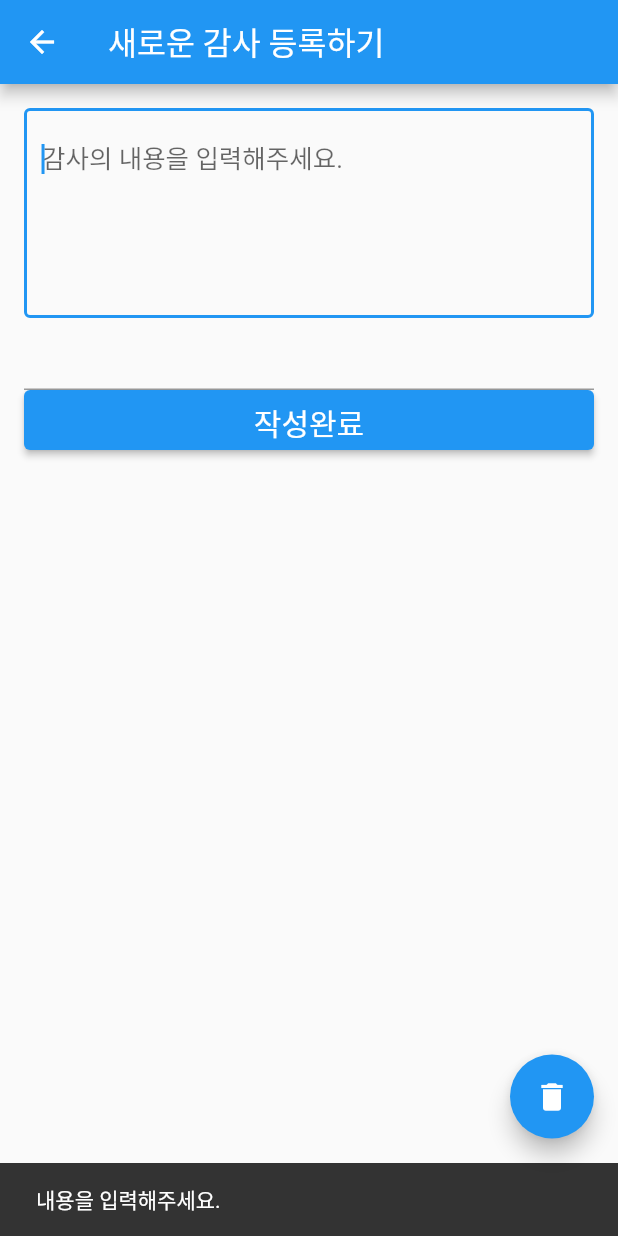
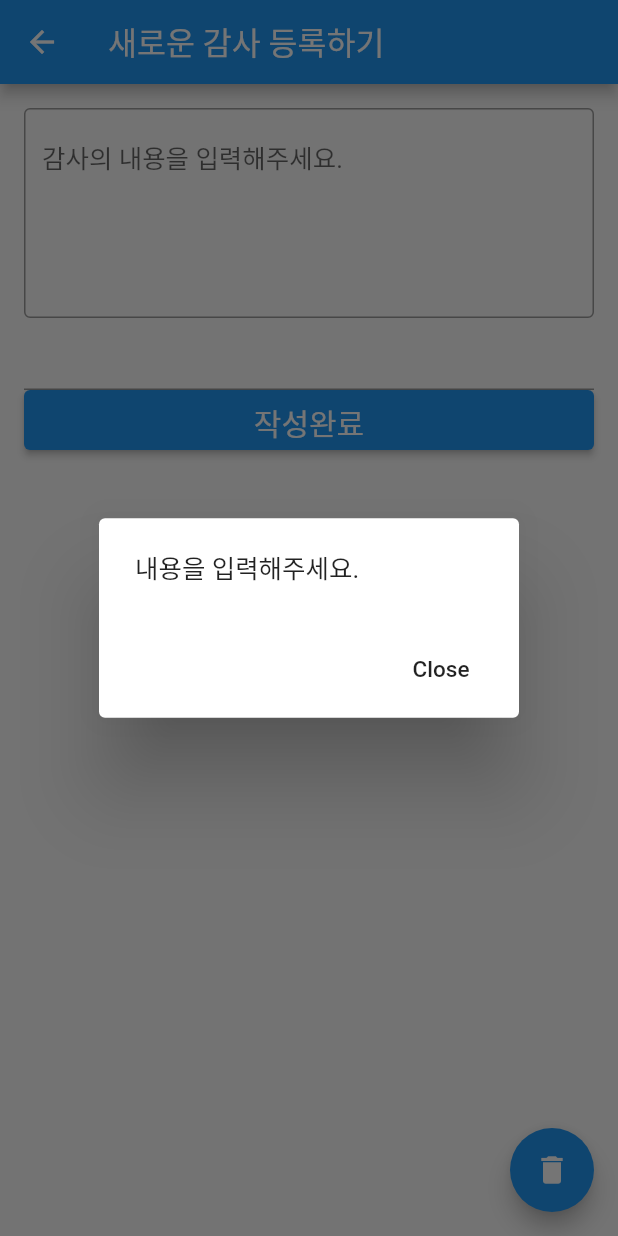
Before and after one commit to mygospel/thanks2, a Flutter app: the EditRoute screen opened directly, after a tap on "작성완료", on a phone screen of 412 x 824 dp. Run offline on Flutter 3.47's test engine with Material 2 defaults, Android fonts, the light colour scheme and no system bars; our stand-ins replace badges, flutter_local_notifications, flutter_native_splash, fluttertoast, material_design_icons_flutter, sqflite and 3 more; missing offline and left inert: calendar_calendar; accounts and stored records are empty.

Commit message:
안내도 변경, 날자선택오류

```diff
--- a/lib/edit.dart
+++ b/lib/edit.dart
@@ -140,8 +140,8 @@ class EditRoute extends StatelessWidget {
         barrierDismissible: false,
         builder: (BuildContext context) {
           return AlertDialog(
-            title: new Text("삭제하시겠습니까?"),
-            content: SingleChildScrollView(child: new Text("삭제하시면 복구되지 않습니다.")),
+            title: new Text("안내"),
+            content: SingleChildScrollView(child: new Text("정말로 삭제하시겠습니까?")),
             actions: <Widget>[
               new FlatButton(
                 child: new Text("취소"),
@@ -186,9 +186,9 @@ class EditRoute extends StatelessWidget {
     );
 
     selectedDate.then((dateTime) {
-      dateController.text = dateTime.toString().substring(0, 10);
+      if (dateTime != null)
+        dateController.text = dateTime.toString().substring(0, 10);
 
-      print(dateTime.toString());
       /*
       Fluttertoast.showToast(
         msg: dateTime.toString(),
@@ -201,16 +201,18 @@ class EditRoute extends StatelessWidget {
 
   Future<void> saveArticle(context) async {
     if (titleController.text.trim() == "") {
-      ScaffoldMessenger.of(context).showSnackBar(
-        const SnackBar(content: Text('내용을 입력해주세요.')),
-      );
+      _showDialog(context, '내용을 입력해주세요.');
+      // ScaffoldMessenger.of(context).showSnackBar(
+      //   const SnackBar(content: Text('내용을 입력해주세요.')),
+      // );
       return;
     }
 
     if (dateController.text.trim() == "") {
-      ScaffoldMessenger.of(context).showSnackBar(
-        const SnackBar(content: Text('날자를 입력해주세요.')),
-      );
+      _showDialog(context, '날자를 입력해주세요.');
+      // ScaffoldMessenger.of(context).showSnackBar(
+      //   const SnackBar(content: Text('날자를 입력해주세요.')),
+      // );
       return;
     }
 
@@ -251,3 +253,24 @@ class EditRoute extends StatelessWidget {
     );
   }
 }
+
+Future<void> _showDialog(BuildContext context, msg) async {
+  showDialog(
+    context: context,
+    barrierDismissible: false,
+    builder: (BuildContext context) {
+      return AlertDialog(
+        //title: new Text("안내"),
+        content: SingleChildScrollView(child: new Text(msg)),
+        actions: <Widget>[
+          new FlatButton(
+            child: new Text("Close"),
+            onPressed: () {
+              Navigator.pop(context);
+            },
+          ),
+        ],
+      );
+    },
+  );
+}
```
Also changed, not shown: lib/help.dart (+22 -1 lines).
